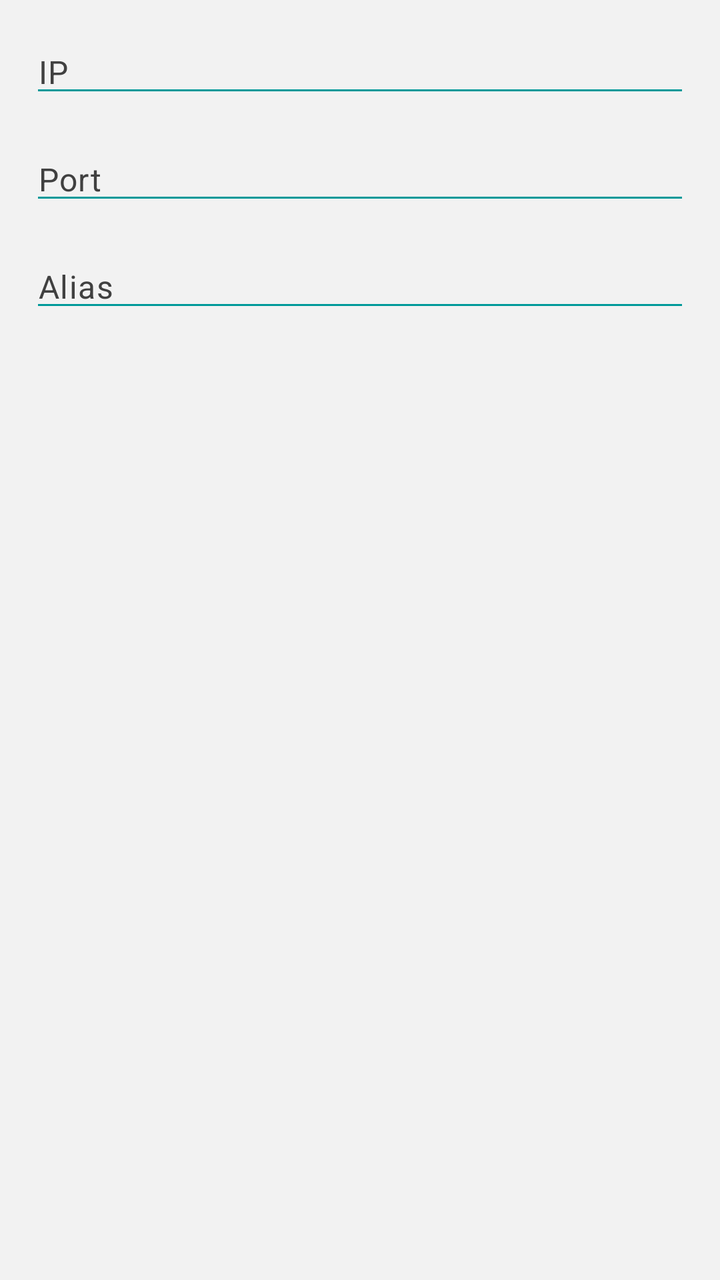
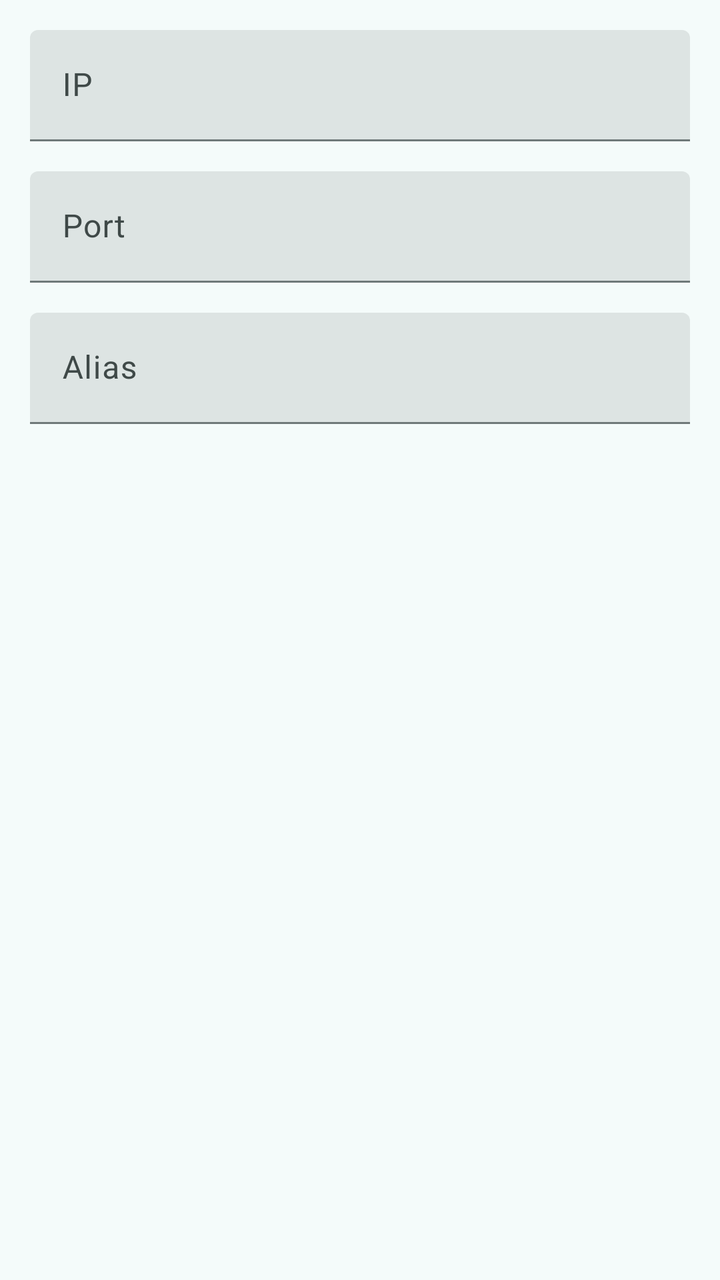

The first picture is an Android layout as it rendered before a commit; the second is the same layout after the commit. The layout source and the unified diff follow.
<!-- AndroidManifest.xml: application theme Theme -->
<!-- res/layout/dialog_edit_server.xml -->
<?xml version="1.0" encoding="utf-8"?>
<LinearLayout xmlns:android="http://schemas.android.com/apk/res/android"
    android:layout_width="match_parent"
    android:layout_height="wrap_content"
    android:orientation="vertical"
    android:padding="@dimen/dialog_space">

    <EditText
        android:id="@+id/edit_server_ip_edit_text"
        style="@style/EditText"
        android:layout_width="match_parent"
        android:layout_height="wrap_content"
        android:layout_marginBottom="@dimen/dialog_space"
        android:digits="0123456789."
        android:hint="@string/ip"
        android:importantForAutofill="no"
        android:inputType="number" />

    <EditText
        android:id="@+id/edit_server_port_edit_text"
        style="@style/EditText"
        android:layout_width="match_parent"
        android:layout_height="wrap_content"
        android:layout_marginBottom="@dimen/dialog_space"
        android:hint="@string/port"
        android:importantForAutofill="no"
        android:inputType="number" />

    <EditText
        android:id="@+id/edit_server_alias_edit_text"
        style="@style/EditText"
        android:layout_width="match_parent"
        android:layout_height="wrap_content"
        android:hint="@string/alias"
        android:importantForAutofill="no"
        android:inputType="textAutoCorrect" />
</LinearLayout>
<!-- resources referenced by this layout -->
<resources>
  <style name="EditText" parent="Widget.AppCompat.EditText">
          <item name="android:backgroundTint">@color/accent</item>
          <item name="android:textColor">@color/text</item>
          <item name="android:textColorHint">@color/text</item>
          <item name="android:textAppearance">@style/TextAppearance.MaterialComponents.Body1</item>
      </style>
  <style name="Theme" parent="ThemeBase">
          <item name="android:windowLightStatusBar">true</item>
          <item name="android:windowLightNavigationBar">true</item>
      </style>
  <color name="accent">#009999</color>
  <color name="text">#404040</color>
  <style name="ThemeBase" parent="Theme.MaterialComponents.DayNight">
          <item name="android:statusBarColor">@color/background</item>
          <item name="android:navigationBarColor">@color/background</item>
          <item name="android:windowBackground">@color/background</item>
          <item name="android:textColorPrimary">@color/text</item>
          <item name="actionBarStyle">@style/Widget.AppCompat.ActionBar</item>
          <item name="snackbarStyle">@style/Snackbar</item>
          <item name="snackbarButtonStyle">@style/SnackbarButton</item>
          <item name="snackbarTextViewStyle">@style/SnackbarTextView</item>
          <item name="colorAccent">@color/accent</item>
          <item name="colorPrimary">@color/accent</item>
          <item name="colorSecondary">@color/accent</item>
      </style>
  <color name="background">#f2f2f2</color>
  <style name="Snackbar" parent="Widget.MaterialComponents.Snackbar">
          <item name="android:background">@color/accent</item>
      </style>
  <style name="SnackbarButton" parent="Widget.MaterialComponents.Button.TextButton.Snackbar">
          <item name="android:textColor">@color/accent_text</item>
      </style>
  <style name="SnackbarTextView" parent="Widget.MaterialComponents.Snackbar.TextView">
          <item name="android:textColor">@color/accent_text</item>
      </style>
  <color name="accent_text">#404040</color>
  <!-- unchanged entries left out for length: 4 -->
</resources>

<!-- the commit's change to res/layout/dialog_edit_server.xml (unified diff, before → after) -->
@@ -5,33 +5,51 @@
     android:orientation="vertical"
     android:padding="@dimen/dialog_space">
 
-    <EditText
-        android:id="@+id/edit_server_ip_edit_text"
-        style="@style/EditText"
+    <com.google.android.material.textfield.TextInputLayout
         android:layout_width="match_parent"
         android:layout_height="wrap_content"
-        android:layout_marginBottom="@dimen/dialog_space"
-        android:digits="0123456789."
-        android:hint="@string/ip"
-        android:importantForAutofill="no"
-        android:inputType="number" />
+        style="@style/TextInput">
 
-    <EditText
-        android:id="@+id/edit_server_port_edit_text"
-        style="@style/EditText"
+        <com.google.android.material.textfield.TextInputEditText
+            android:id="@+id/edit_server_ip_edit_text"
+            android:layout_width="match_parent"
+            android:layout_height="wrap_content"
+            android:layout_marginBottom="@dimen/dialog_space"
+            android:digits="0123456789."
+            android:hint="@string/ip"
+            android:importantForAutofill="no"
+            android:inputType="number" />
+
+    </com.google.android.material.textfield.TextInputLayout>
+
+    <com.google.android.material.textfield.TextInputLayout
         android:layout_width="match_parent"
         android:layout_height="wrap_content"
-        android:layout_marginBottom="@dimen/dialog_space"
-        android:hint="@string/port"
-        android:importantForAutofill="no"
-        android:inputType="number" />
+        style="@style/TextInput">
 
-    <EditText
-        android:id="@+id/edit_server_alias_edit_text"
-        style="@style/EditText"
+        <com.google.android.material.textfield.TextInputEditText
+            android:id="@+id/edit_server_port_edit_text"
+            android:layout_width="match_parent"
+            android:layout_height="wrap_content"
+            android:layout_marginBottom="@dimen/dialog_space"
+            android:hint="@string/port"
+            android:importantForAutofill="no"
+            android:inputType="number" />
+
+    </com.google.android.material.textfield.TextInputLayout>
+
+    <com.google.android.material.textfield.TextInputLayout
         android:layout_width="match_parent"
         android:layout_height="wrap_content"
-        android:hint="@string/alias"
-        android:importantForAutofill="no"
-        android:inputType="textAutoCorrect" />
+        style="@style/TextInput">
+
+        <com.google.android.material.textfield.TextInputEditText
+            android:id="@+id/edit_server_alias_edit_text"
+            android:layout_width="match_parent"
+            android:layout_height="wrap_content"
+            android:hint="@string/alias"
+            android:importantForAutofill="no"
+            android:inputType="number" />
+
+    </com.google.android.material.textfield.TextInputLayout>
 </LinearLayout>
<!-- resource entries referenced after the edit -->
@@ -1,41 +1,107 @@
 <!-- resources referenced by this layout -->
 <resources>
-  <style name="EditText" parent="Widget.AppCompat.EditText">
-          <item name="android:backgroundTint">@color/accent</item>
-          <item name="android:textColor">@color/text</item>
-          <item name="android:textColorHint">@color/text</item>
-          <item name="android:textAppearance">@style/TextAppearance.MaterialComponents.Body1</item>
-      </style>
+  <style name="TextInput" parent="Widget.Material3.TextInputLayout.FilledBox" />
   <style name="Theme" parent="ThemeBase">
           <item name="android:windowLightStatusBar">true</item>
           <item name="android:windowLightNavigationBar">true</item>
+          <item name="android:navigationBarColor">@android:color/transparent</item>
       </style>
-  <color name="accent">#009999</color>
-  <color name="text">#404040</color>
-  <style name="ThemeBase" parent="Theme.MaterialComponents.DayNight">
-          <item name="android:statusBarColor">@color/background</item>
-          <item name="android:navigationBarColor">@color/background</item>
-          <item name="android:windowBackground">@color/background</item>
-          <item name="android:textColorPrimary">@color/text</item>
-          <item name="actionBarStyle">@style/Widget.AppCompat.ActionBar</item>
-          <item name="snackbarStyle">@style/Snackbar</item>
-          <item name="snackbarButtonStyle">@style/SnackbarButton</item>
-          <item name="snackbarTextViewStyle">@style/SnackbarTextView</item>
-          <item name="colorAccent">@color/accent</item>
-          <item name="colorPrimary">@color/accent</item>
-          <item name="colorSecondary">@color/accent</item>
+  <style name="ThemeBase" parent="Theme.Material3.DayNight.NoActionBar">
+          <item name="android:statusBarColor">@android:color/transparent</item>
+          <item name="android:navigationBarColor">@color/md_theme_surfaceContainer</item>
+          <item name="colorPrimary">@color/md_theme_primary</item>
+          <item name="colorOnPrimary">@color/md_theme_onPrimary</item>
+          <item name="colorPrimaryContainer">@color/md_theme_primaryContainer</item>
+          <item name="colorOnPrimaryContainer">@color/md_theme_onPrimaryContainer</item>
+          <item name="colorSecondary">@color/md_theme_secondary</item>
+          <item name="colorOnSecondary">@color/md_theme_onSecondary</item>
+          <item name="colorSecondaryContainer">@color/md_theme_secondaryContainer</item>
+          <item name="colorOnSecondaryContainer">@color/md_theme_onSecondaryContainer</item>
+          <item name="colorTertiary">@color/md_theme_tertiary</item>
+          <item name="colorOnTertiary">@color/md_theme_onTertiary</item>
+          <item name="colorTertiaryContainer">@color/md_theme_tertiaryContainer</item>
+          <item name="colorOnTertiaryContainer">@color/md_theme_onTertiaryContainer</item>
+          <item name="colorError">@color/md_theme_error</item>
+          <item name="colorOnError">@color/md_theme_onError</item>
+          <item name="colorErrorContainer">@color/md_theme_errorContainer</item>
+          <item name="colorOnErrorContainer">@color/md_theme_onErrorContainer</item>
+          <item name="android:colorBackground">@color/md_theme_background</item>
+          <item name="colorOnBackground">@color/md_theme_onBackground</item>
+          <item name="colorSurface">@color/md_theme_surface</item>
+          <item name="colorOnSurface">@color/md_theme_onSurface</item>
+          <item name="colorSurfaceVariant">@color/md_theme_surfaceVariant</item>
+          <item name="colorOnSurfaceVariant">@color/md_theme_onSurfaceVariant</item>
+          <item name="colorOutline">@color/md_theme_outline</item>
+          <item name="colorOutlineVariant">@color/md_theme_outlineVariant</item>
+          <item name="colorSurfaceInverse">@color/md_theme_inverseSurface</item>
+          <item name="colorOnSurfaceInverse">@color/md_theme_inverseOnSurface</item>
+          <item name="colorPrimaryInverse">@color/md_theme_inversePrimary</item>
+          <item name="colorPrimaryFixed">@color/md_theme_primaryFixed</item>
+          <item name="colorOnPrimaryFixed">@color/md_theme_onPrimaryFixed</item>
+          <item name="colorPrimaryFixedDim">@color/md_theme_primaryFixedDim</item>
+          <item name="colorOnPrimaryFixedVariant">@color/md_theme_onPrimaryFixedVariant</item>
+          <item name="colorSecondaryFixed">@color/md_theme_secondaryFixed</item>
+          <item name="colorOnSecondaryFixed">@color/md_theme_onSecondaryFixed</item>
+          <item name="colorSecondaryFixedDim">@color/md_theme_secondaryFixedDim</item>
+          <item name="colorOnSecondaryFixedVariant">@color/md_theme_onSecondaryFixedVariant</item>
+          <item name="colorTertiaryFixed">@color/md_theme_tertiaryFixed</item>
+          <item name="colorOnTertiaryFixed">@color/md_theme_onTertiaryFixed</item>
+          <item name="colorTertiaryFixedDim">@color/md_theme_tertiaryFixedDim</item>
+          <item name="colorOnTertiaryFixedVariant">@color/md_theme_onTertiaryFixedVariant</item>
+          <item name="colorSurfaceDim">@color/md_theme_surfaceDim</item>
+          <item name="colorSurfaceBright">@color/md_theme_surfaceBright</item>
+          <item name="colorSurfaceContainerLowest">@color/md_theme_surfaceContainerLowest</item>
+          <item name="colorSurfaceContainerLow">@color/md_theme_surfaceContainerLow</item>
+          <item name="colorSurfaceContainer">@color/md_theme_surfaceContainer</item>
+          <item name="colorSurfaceContainerHigh">@color/md_theme_surfaceContainerHigh</item>
+          <item name="colorSurfaceContainerHighest">@color/md_theme_surfaceContainerHighest</item>
       </style>
-  <color name="background">#f2f2f2</color>
-  <style name="Snackbar" parent="Widget.MaterialComponents.Snackbar">
-          <item name="android:background">@color/accent</item>
-      </style>
-  <style name="SnackbarButton" parent="Widget.MaterialComponents.Button.TextButton.Snackbar">
-          <item name="android:textColor">@color/accent_text</item>
-      </style>
-  <style name="SnackbarTextView" parent="Widget.MaterialComponents.Snackbar.TextView">
-          <item name="android:textColor">@color/accent_text</item>
-      </style>
-  <color name="accent_text">#404040</color>
+  <color name="md_theme_surfaceContainer">#E9EFEE</color>
+  <color name="md_theme_primary">#006A6A</color>
+  <color name="md_theme_onPrimary">#FFFFFF</color>
+  <color name="md_theme_primaryContainer">#9CF1F0</color>
+  <color name="md_theme_onPrimaryContainer">#002020</color>
+  <color name="md_theme_secondary">#4A6363</color>
+  <color name="md_theme_onSecondary">#FFFFFF</color>
+  <color name="md_theme_secondaryContainer">#CCE8E7</color>
+  <color name="md_theme_onSecondaryContainer">#051F1F</color>
+  <color name="md_theme_tertiary">#4B607C</color>
+  <color name="md_theme_onTertiary">#FFFFFF</color>
+  <color name="md_theme_tertiaryContainer">#D3E4FF</color>
+  <color name="md_theme_onTertiaryContainer">#041C35</color>
+  <color name="md_theme_error">#BA1A1A</color>
+  <color name="md_theme_onError">#FFFFFF</color>
+  <color name="md_theme_errorContainer">#FFDAD6</color>
+  <color name="md_theme_onErrorContainer">#410002</color>
+  <color name="md_theme_background">#F4FBFA</color>
+  <color name="md_theme_onBackground">#161D1D</color>
+  <color name="md_theme_surface">#F4FBFA</color>
+  <color name="md_theme_onSurface">#161D1D</color>
+  <color name="md_theme_surfaceVariant">#DAE5E4</color>
+  <color name="md_theme_onSurfaceVariant">#3F4948</color>
+  <color name="md_theme_outline">#6F7979</color>
+  <color name="md_theme_outlineVariant">#BEC9C8</color>
+  <color name="md_theme_inverseSurface">#2B3231</color>
+  <color name="md_theme_inverseOnSurface">#ECF2F1</color>
+  <color name="md_theme_inversePrimary">#80D5D4</color>
+  <color name="md_theme_primaryFixed">#9CF1F0</color>
+  <color name="md_theme_onPrimaryFixed">#002020</color>
+  <color name="md_theme_primaryFixedDim">#80D5D4</color>
+  <color name="md_theme_onPrimaryFixedVariant">#004F4F</color>
+  <color name="md_theme_secondaryFixed">#CCE8E7</color>
+  <color name="md_theme_onSecondaryFixed">#051F1F</color>
+  <color name="md_theme_secondaryFixedDim">#B0CCCB</color>
+  <color name="md_theme_onSecondaryFixedVariant">#324B4B</color>
+  <color name="md_theme_tertiaryFixed">#D3E4FF</color>
+  <color name="md_theme_onTertiaryFixed">#041C35</color>
+  <color name="md_theme_tertiaryFixedDim">#B3C8E8</color>
+  <color name="md_theme_onTertiaryFixedVariant">#334863</color>
+  <color name="md_theme_surfaceDim">#D5DBDA</color>
+  <color name="md_theme_surfaceBright">#F4FBFA</color>
+  <color name="md_theme_surfaceContainerLowest">#FFFFFF</color>
+  <color name="md_theme_surfaceContainerLow">#EFF5F4</color>
+  <color name="md_theme_surfaceContainerHigh">#E3E9E9</color>
+  <color name="md_theme_surfaceContainerHighest">#DDE4E3</color>
   <!-- unchanged entries left out for length: 4 -->
 </resources>
 
